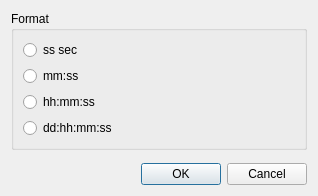
Before: the Qt Designer form libs/postbase/time/posttimeeditdialog.ui in i-RIC/prepost-gui, drawn with Qt 5.
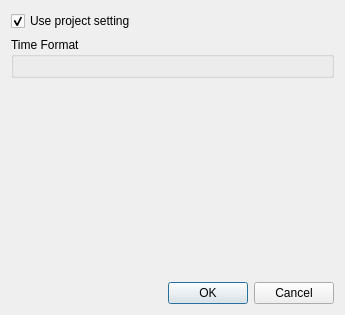
After: the same form once the commit is applied. Custom widgets are drawn as their Qt base class.

What changed in the file:
```diff
--- a/libs/postbase/time/posttimeeditdialog.ui
+++ b/libs/postbase/time/posttimeeditdialog.ui
@@ -6,45 +6,34 @@
    <rect>
     <x>0</x>
     <y>0</y>
-    <width>318</width>
-    <height>196</height>
+    <width>345</width>
+    <height>315</height>
    </rect>
   </property>
   <property name="windowTitle">
    <string>Time Setting</string>
   </property>
   <layout class="QVBoxLayout" name="verticalLayout_2">
+   <item>
+    <widget class="QCheckBox" name="useProjectSettingCheckBox">
+     <property name="text">
+      <string>Use project setting</string>
+     </property>
+     <property name="checked">
+      <bool>true</bool>
+     </property>
+    </widget>
+   </item>
    <item>
     <widget class="QGroupBox" name="formatGroupBox">
      <property name="title">
-      <string>Format</string>
+      <string>Time Format</string>
      </property>
      <layout class="QVBoxLayout" name="verticalLayout">
       <item>
-       <widget class="QRadioButton" name="secondRadioButton">
-        <property name="text">
-         <string>ss sec</string>
-        </property>
-       </widget>
-      </item>
-      <item>
-       <widget class="QRadioButton" name="minuteSecondRadioButton">
-        <property name="text">
-         <string>mm:ss</string>
-        </property>
-       </widget>
-      </item>
-      <item>
-       <widget class="QRadioButton" name="hourMinuteSecondRadioButton">
-        <property name="text">
-         <string>hh:mm:ss</string>
-        </property>
-       </widget>
-      </item>
-      <item>
-       <widget class="QRadioButton" name="dayHourMinuteSecondRadioButton">
-        <property name="text">
-         <string>dd:hh:mm:ss</string>
+       <widget class="TimeFormatEditWidget" name="timeFormatEditWidget" native="true">
+        <property name="enabled">
+         <bool>false</bool>
         </property>
        </widget>
       </item>
@@ -86,6 +75,12 @@
    <header>guibase/vtktextpropertysettingwidget.h</header>
    <container>1</container>
   </customwidget>
+  <customwidget>
+   <class>TimeFormatEditWidget</class>
+   <extends>QWidget</extends>
+   <header>guibase/timeformat/timeformateditwidget.h</header>
+   <container>1</container>
+  </customwidget>
  </customwidgets>
  <resources/>
  <connections>
```
Left out of the diff: 24 changed lines with no effect on the pictures.
